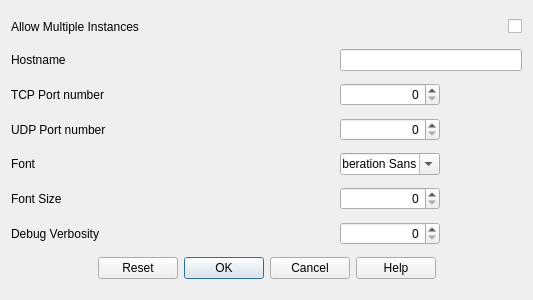
corybolar/PXMessenger, file src/pxmsettingsdialog.ui: the form before one commit.
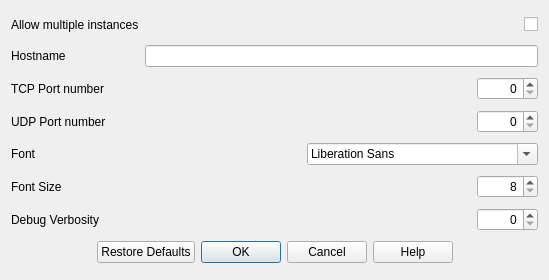
The form after the commit.

Commit message: Settings dialog to ui

```diff
--- a/src/pxmsettingsdialog.ui
+++ b/src/pxmsettingsdialog.ui
@@ -6,10 +6,16 @@
    <rect>
     <x>0</x>
     <y>0</y>
-    <width>533</width>
-    <height>300</height>
+    <width>549</width>
+    <height>280</height>
    </rect>
   </property>
+  <property name="sizePolicy">
+   <sizepolicy hsizetype="MinimumExpanding" vsizetype="MinimumExpanding">
+    <horstretch>0</horstretch>
+    <verstretch>0</verstretch>
+   </sizepolicy>
+  </property>
   <property name="windowTitle">
    <string>Dialog</string>
   </property>
@@ -45,6 +51,12 @@
      <property name="alignment">
       <set>Qt::AlignRight|Qt::AlignTrailing|Qt::AlignVCenter</set>
      </property>
+     <property name="accelerated">
+      <bool>true</bool>
+     </property>
+     <property name="maximum">
+      <number>65535</number>
+     </property>
     </widget>
    </item>
    <item row="3" column="0" colspan="2">
@@ -67,7 +79,7 @@
       <enum>Qt::Horizontal</enum>
      </property>
      <property name="standardButtons">
-      <set>QDialogButtonBox::Cancel|QDialogButtonBox::Help|QDialogButtonBox::Ok|QDialogButtonBox::Reset</set>
+      <set>QDialogButtonBox::Cancel|QDialogButtonBox::Help|QDialogButtonBox::Ok|QDialogButtonBox::RestoreDefaults</set>
      </property>
      <property name="centerButtons">
       <bool>true</bool>
@@ -85,18 +97,11 @@
      <property name="alignment">
       <set>Qt::AlignRight|Qt::AlignTrailing|Qt::AlignVCenter</set>
      </property>
-    </widget>
-   </item>
-   <item row="4" column="4">
-    <widget class="QFontComboBox" name="fontComboBox">
-     <property name="maximumSize">
-      <size>
-       <width>100</width>
-       <height>16777215</height>
-      </size>
+     <property name="minimum">
+      <number>8</number>
      </property>
-     <property name="layoutDirection">
-      <enum>Qt::LeftToRight</enum>
+     <property name="maximum">
+      <number>24</number>
      </property>
     </widget>
    </item>
@@ -114,11 +119,14 @@
      <property name="alignment">
       <set>Qt::AlignRight|Qt::AlignTrailing|Qt::AlignVCenter</set>
      </property>
+     <property name="accelerated">
+      <bool>true</bool>
+     </property>
+     <property name="maximum">
+      <number>65535</number>
+     </property>
     </widget>
    </item>
-   <item row="1" column="4">
-    <widget class="QLineEdit" name="lineEdit"/>
-   </item>
    <item row="5" column="0" colspan="2">
     <widget class="QLabel" name="label_5">
      <property name="text">
@@ -148,7 +156,7 @@
    <item row="0" column="0" colspan="2">
     <widget class="QLabel" name="label">
      <property name="text">
-      <string>Allow Multiple Instances</string>
+      <string>Allow multiple instances</string>
      </property>
     </widget>
    </item>
@@ -170,6 +178,9 @@
      <property name="alignment">
       <set>Qt::AlignRight|Qt::AlignTrailing|Qt::AlignVCenter</set>
      </property>
+     <property name="maximum">
+      <number>2</number>
+     </property>
     </widget>
    </item>
    <item row="0" column="2" colspan="2">
@@ -190,6 +201,22 @@
      <property name="orientation">
       <enum>Qt::Horizontal</enum>
      </property>
+     <property name="sizeType">
+      <enum>QSizePolicy::MinimumExpanding</enum>
+     </property>
+     <property name="sizeHint" stdset="0">
+      <size>
+       <width>60</width>
+       <height>20</height>
+      </size>
+     </property>
+    </spacer>
+   </item>
+   <item row="2" column="3">
+    <spacer name="horizontalSpacer_3">
+     <property name="orientation">
+      <enum>Qt::Horizontal</enum>
+     </property>
      <property name="sizeHint" stdset="0">
       <size>
        <width>40</width>
@@ -198,6 +225,16 @@
      </property>
     </spacer>
    </item>
+   <item row="1" column="2" colspan="3">
+    <widget class="QLineEdit" name="hostnameLineEdit"/>
+   </item>
+   <item row="4" column="3" colspan="2">
+    <widget class="QFontComboBox" name="fontComboBox">
+     <property name="layoutDirection">
+      <enum>Qt::LeftToRight</enum>
+     </property>
+    </widget>
+   </item>
   </layout>
  </widget>
  <resources/>
```
Left out of the diff: 37 changed lines with no effect on the pictures. The commit also changes 12 other files.
